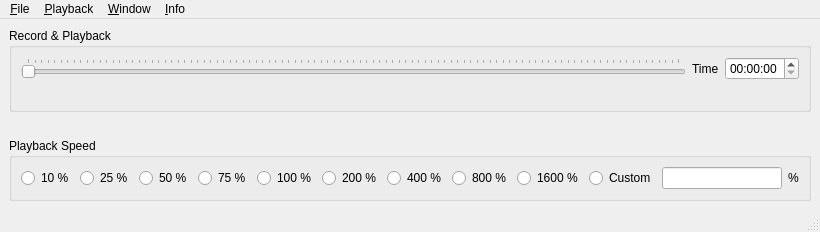
Above: src/UserInterface/src/MainWindow.ui from till213/SkyDolly before the change. Below: the same form after it.
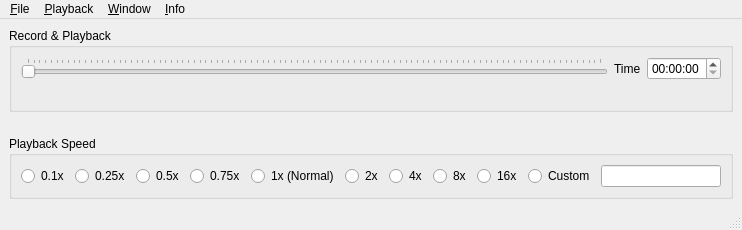
That is the form after the change. Icons and pictures are not drawn.

Commit message: Use playback factor (1x, 2x, ...) instead of percent

```diff
--- a/src/UserInterface/src/MainWindow.ui
+++ b/src/UserInterface/src/MainWindow.ui
@@ -6,8 +6,8 @@
    <rect>
     <x>0</x>
     <y>0</y>
-    <width>807</width>
-    <height>232</height>
+    <width>718</width>
+    <height>230</height>
    </rect>
   </property>
   <property name="windowTitle">
@@ -115,97 +115,86 @@
       <property name="title">
        <string>Playback Speed</string>
       </property>
-      <layout class="QHBoxLayout" name="horizontalLayout">
-       <item>
-        <widget class="QRadioButton" name="playbackSpeed10RadioButton">
+      <layout class="QGridLayout" name="gridLayout_2">
+       <item row="0" column="0">
+        <widget class="QRadioButton" name="playbackSpeed01xRadioButton">
          <property name="text">
-          <string>10 %</string>
+          <string>0.1x</string>
          </property>
         </widget>
        </item>
-       <item>
-        <widget class="QRadioButton" name="playbackSpeed25RadioButton">
+       <item row="0" column="1">
+        <widget class="QRadioButton" name="playbackSpeed025xRadioButton">
          <property name="text">
-          <string>25 %</string>
+          <string>0.25x</string>
          </property>
         </widget>
        </item>
-       <item>
-        <widget class="QRadioButton" name="playbackSpeed50RadioButton">
+       <item row="0" column="2">
+        <widget class="QRadioButton" name="playbackSpeed05xRadioButton">
          <property name="text">
-          <string>50 %</string>
+          <string>0.5x</string>
          </property>
         </widget>
        </item>
-       <item>
-        <widget class="QRadioButton" name="playbackSpeed75RadioButton">
+       <item row="0" column="3">
+        <widget class="QRadioButton" name="playbackSpeed075xRadioButton">
          <property name="text">
-          <string>75 %</string>
+          <string>0.75x</string>
          </property>
         </widget>
        </item>
-       <item>
-        <widget class="QRadioButton" name="playbackSpeed100RadioButton">
+       <item row="0" column="4">
+        <widget class="QRadioButton" name="playbackSpeed1xRadioButton">
          <property name="text">
-          <string>100 %</string>
+          <string>1x (Normal)</string>
          </property>
         </widget>
        </item>
-       <item>
-        <widget class="QRadioButton" name="playbackSpeed200RadioButton">
+       <item row="0" column="5">
+        <widget class="QRadioButton" name="playbackSpeed2xRadioButton">
          <property name="text">
-          <string>200 %</string>
+          <string>2x</string>
          </property>
         </widget>
        </item>
-       <item>
-        <widget class="QRadioButton" name="playbackSpeed400RadioButton">
+       <item row="0" column="6">
+        <widget class="QRadioButton" name="playbackSpeed4xRadioButton">
          <property name="text">
-          <string>400 %</string>
+          <string>4x</string>
          </property>
         </widget>
        </item>
-       <item>
-        <widget class="QRadioButton" name="playbackSpeed800RadioButton">
+       <item row="0" column="7">
+        <widget class="QRadioButton" name="playbackSpeed8xRadioButton">
          <property name="text">
-          <string>800 %</string>
+          <string>8x</string>
          </property>
         </widget>
        </item>
-       <item>
-        <widget class="QRadioButton" name="playbackSpeed1600RadioButton">
+       <item row="0" column="8">
+        <widget class="QRadioButton" name="playbackSpeed16xRadioButton">
          <property name="text">
-          <string>1600 %</string>
+          <string>16x</string>
          </property>
         </widget>
        </item>
-       <item>
+       <item row="0" column="9">
         <widget class="QRadioButton" name="customPlaybackSpeedRadioButton">
          <property name="text">
           <string>Custom</string>
          </property>
         </widget>
        </item>
-       <item>
-        <layout class="QHBoxLayout" name="horizontalLayout_4">
-         <item>
-          <widget class="QLineEdit" name="customPlaybackSpeedLineEdit">
-           <property name="minimumSize">
-            <size>
-             <width>120</width>
-             <height>0</height>
-            </size>
-           </property>
-          </widget>
-         </item>
-         <item>
-          <widget class="QLabel" name="label">
-           <property name="text">
-            <string>%</string>
-           </property>
-          </widget>
-         </item>
-        </layout>
+       <item row="0" column="10">
+        <widget class="QLineEdit" name="customPlaybackSpeedLineEdit">
+         <property name="minimumSize">
+          <size>
+           <width>120</width>
+           <height>0</height>
+          </size>
+         </property>
+        </widget>
        </item>
       </layout>
      </widget>
@@ -217,7 +206,7 @@
     <rect>
      <x>0</x>
      <y>0</y>
-     <width>807</width>
+     <width>718</width>
      <height>21</height>
     </rect>
    </property>
```
The commit also changes 1 other file.
